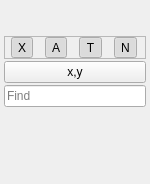
First picture: the form in src/WidgetImageOverlay.ui, repository gdevic/Z80Explorer, before the edit.
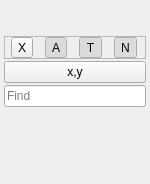
Second picture: the form after the edit.

Commit message: We start with draw active nets disabled

Patch:
```diff
--- a/src/WidgetImageOverlay.ui
+++ b/src/WidgetImageOverlay.ui
@@ -82,7 +82,7 @@
          <bool>true</bool>
         </property>
         <property name="checked">
-         <bool>true</bool>
+         <bool>false</bool>
         </property>
        </widget>
       </item>
```
